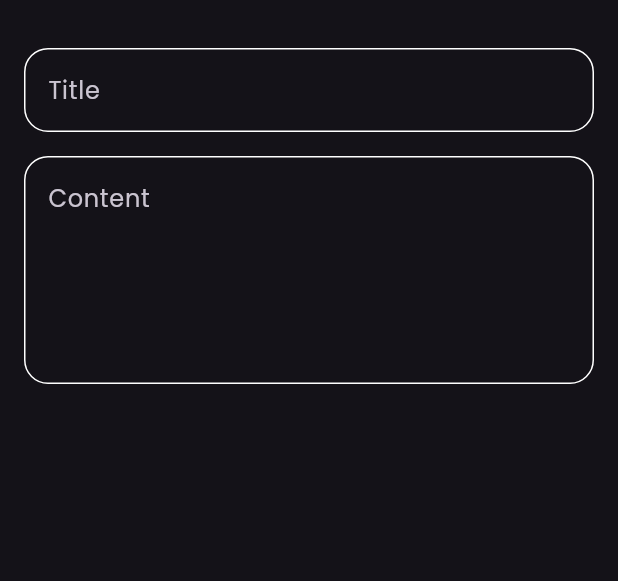
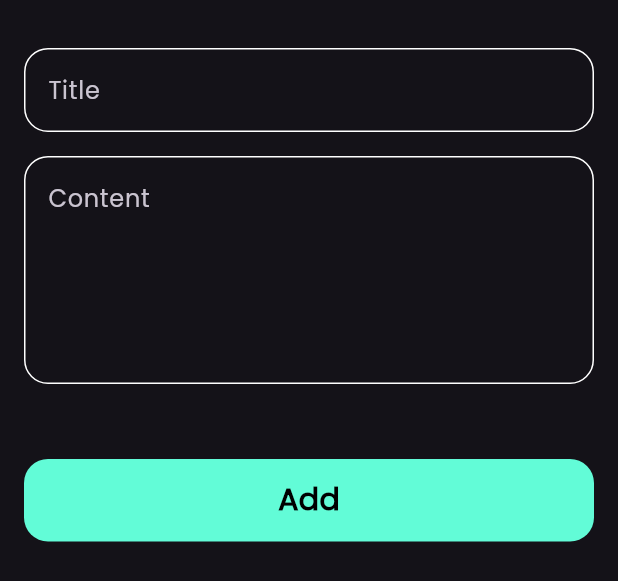
Before and after one commit to seifmoustafa/notesapp, a Flutter app: the AddNoteBottomSheet widget shown alone on an empty page, opened directly, on a phone screen of 412 x 824 dp. Shown: the top 581 px of the screen. Run offline on Flutter 3.47's test engine with Material 3 defaults, Android fonts, the phone set to English and light mode, and no system bars; our stand-ins replace font_awesome_flutter.

Commit message:
finish bote bottom sheet

```diff
--- a/lib/widgets/add_note_bottom_sheet.dart
+++ b/lib/widgets/add_note_bottom_sheet.dart
@@ -1,4 +1,6 @@
 import 'package:flutter/material.dart';
+import 'package:note_app/constants.dart';
+import 'package:note_app/widgets/custom_button.dart';
 import 'package:note_app/widgets/custom_text_field.dart';
 
 class AddNoteBottomSheet extends StatelessWidget {
@@ -8,6 +10,7 @@ class AddNoteBottomSheet extends StatelessWidget {
   Widget build(BuildContext context) {
     return const Padding(
       padding: EdgeInsets.symmetric(horizontal: 16),
+      child: SingleChildScrollView(
         child: Column(
           children: [
             SizedBox(
@@ -23,7 +26,15 @@ class AddNoteBottomSheet extends StatelessWidget {
               hint: 'Content',
               maxLines: 5,
             ),
+            SizedBox(
+              height: 50,
+            ),
+            CustomButton(),
+            SizedBox(
+              height: 16,
+            ),
           ],
+        ),
       ),
     );
   }
--- /dev/null
+++ b/lib/widgets/custom_button.dart
@@ -0,0 +1,28 @@
+import 'package:flutter/material.dart';
+import 'package:note_app/constants.dart';
+
+class CustomButton extends StatelessWidget {
+  const CustomButton({super.key});
+
+  @override
+  Widget build(BuildContext context) {
+    return Container(
+      width: MediaQuery.of(context).size.width,
+      height: 55,
+      child: Center(
+        child: Text(
+          'Add',
+          style: TextStyle(
+            color: Colors.black,
+            fontWeight: FontWeight.bold,
+            fontSize: 20,
+          ),
+        ),
+      ),
+      decoration: BoxDecoration(
+        color: kPrimaryColor,
+        borderRadius: BorderRadius.circular(16),
+      ),
+    );
+  }
+}
```
Lines whose indentation alone changed are shown as unchanged.
